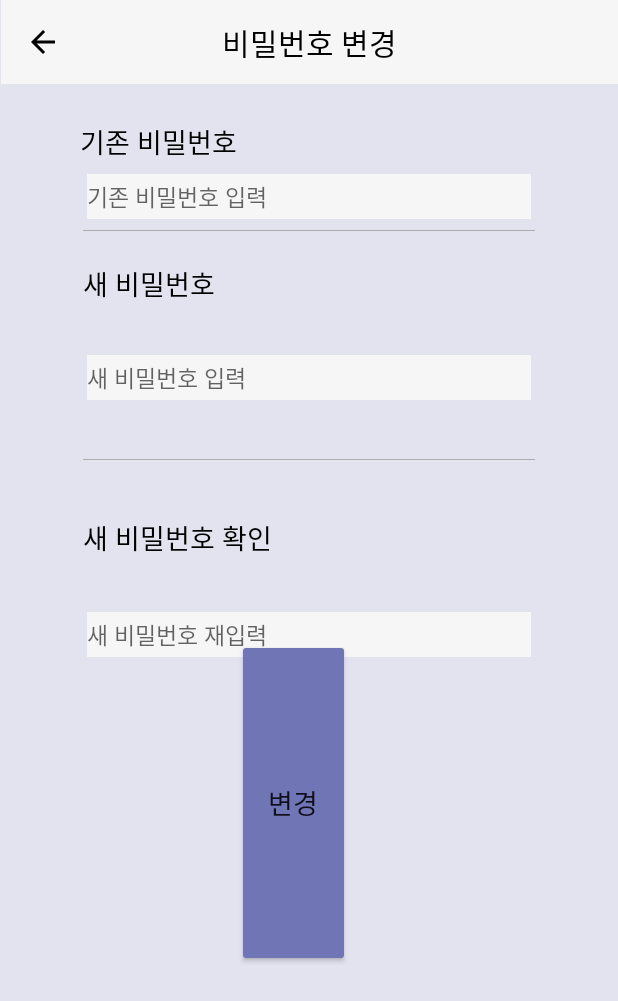
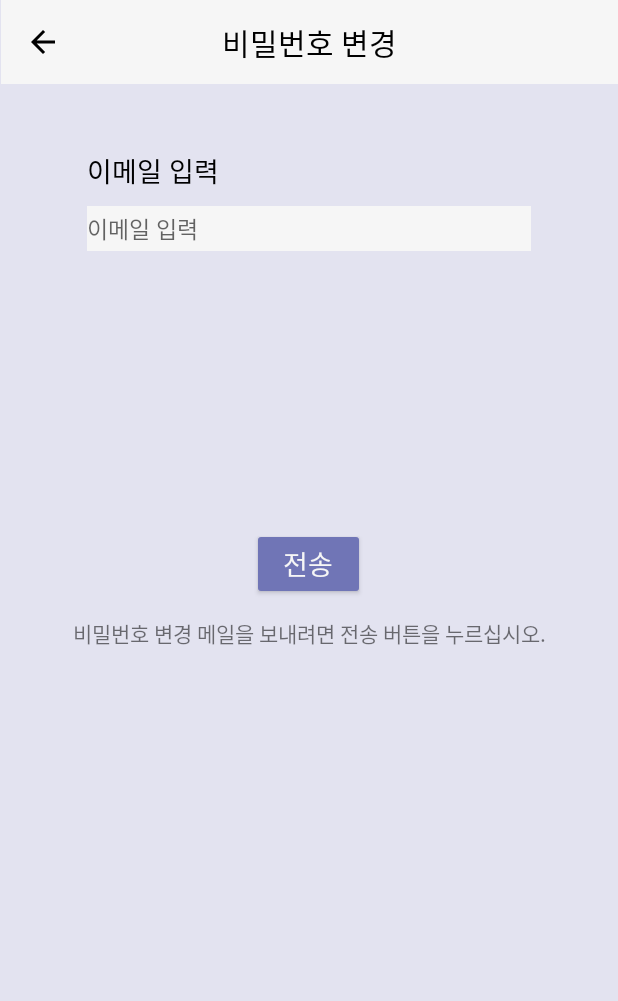
Before and after one commit to SujungMate/SujungMate-Android, an Android app: the PWChangeActivity screen opened directly, with no data from a screen before it, on a phone screen of 412 x 824 dp. Shown: the top 1001 px of the screen. Run offline under Robolectric (Android 15) with nearby library versions, the light colour scheme and no system bars.

Commit message:
수정 : 회원가입 세부 수정

```diff
--- a/app/src/main/java/com/example/sujungmate/SignUpActivity3.kt
+++ b/app/src/main/java/com/example/sujungmate/SignUpActivity3.kt
@@ -40,7 +40,7 @@ class SignUpActivity3 : AppCompatActivity() {
         ab.setDisplayShowTitleEnabled(false)
         ab.setDisplayHomeAsUpEnabled(true)
 
-        // EditText 입력 중 외부 터치 시 키보드 내리기 (닉네임)
+        // EditText 입력 중 외부 터치 시 키보드 내리기
         val outer_layout = findViewById<ConstraintLayout>(R.id.layout_signup3) // 레이아웃 가져오기
         outer_layout.setOnClickListener {
             hideKeyboard()
@@ -51,14 +51,14 @@ class SignUpActivity3 : AppCompatActivity() {
             val intent = Intent(Intent.ACTION_PICK)
             intent.type = "image/*"
             startActivityForResult(intent,0)
-
         }
-
 
         next_button_signup3.setOnClickListener{
             val nickname = nickname_edittext_signup3.text.toString()
             val major = major_spinner_signup3.selectedItem.toString()
             uploadImagetoFirebaseStorage(nickname, major)
+            val intent = Intent(this, SignUpActivity4::class.java)
+            startActivity(intent)
         }
 
         // 채연이 코드
@@ -158,7 +158,6 @@ class SignUpActivity3 : AppCompatActivity() {
         }
     }
 
-
     // Firebase에 실제로 저장 (이미지, 닉네임, 주전공)
     private fun saveUserToFirebaseDatabase(profileImageUrl: String){
         val uid = FirebaseAuth.getInstance().currentUser!!.uid ?: "" // default 체크
--- a/app/src/main/java/com/example/sujungmate/SignUpActivity4.kt
+++ b/app/src/main/java/com/example/sujungmate/SignUpActivity4.kt
@@ -118,7 +118,6 @@ class SignUpActivity4 : AppCompatActivity() {
                 val intent = Intent(this, MyPageActivity::class.java)
                 intent.flags = Intent.FLAG_ACTIVITY_CLEAR_TASK.or(Intent.FLAG_ACTIVITY_NEW_TASK)
                 startActivity(intent)
-
             }
     }
 
@@ -138,8 +137,10 @@ class SignUpActivity4 : AppCompatActivity() {
     //키보드 숨기기
     fun hideKeyboard() {
         val editText1 = findViewById<EditText>(R.id.lecture1_edittext_signup4)
+        val editText2 = findViewById<EditText>(R.id.statusmessage_edittext_signup4)
         val imm = getSystemService(Context.INPUT_METHOD_SERVICE) as InputMethodManager
         imm.hideSoftInputFromWindow(editText1.windowToken, 0)
+        imm.hideSoftInputFromWindow(editText2.windowToken, 0)
     }
 
     //스피너
--- a/app/src/main/res/layout/activity_info_modify.xml
+++ b/app/src/main/res/layout/activity_info_modify.xml
@@ -346,6 +346,12 @@
                 android:textColor="#000000"
                 android:textSize="18sp" />
 
+            <ImageView
+                android:id="@+id/profileImage_infoModify"
+                android:layout_width="match_parent"
+                android:layout_height="wrap_content"
+                tools:srcCompat="@tools:sample/avatars" />
+
             <View
                 android:id="@+id/subline6_infoModify"
                 android:layout_width="match_parent"
@@ -391,6 +397,7 @@
                 android:layout_marginBottom="30dp"
                 android:gravity="center"
                 android:text="수정"
+                android:textColor="#F6F6F6"
                 android:textSize="18sp"
                 app:backgroundTint="#7075B6" />
 
--- a/app/src/main/res/layout/activity_my_page.xml
+++ b/app/src/main/res/layout/activity_my_page.xml
@@ -55,12 +55,12 @@
         android:id="@+id/major_myPage"
         android:layout_width="wrap_content"
         android:layout_height="wrap_content"
+        android:layout_marginStart="5dp"
+        android:layout_marginLeft="5dp"
         android:layout_marginTop="68dp"
         android:text="컴퓨터공학과"
         android:textColor="#582F81"
         android:textSize="13dp"
-        app:layout_constraintEnd_toEndOf="parent"
-        app:layout_constraintHorizontal_bias="0.247"
         app:layout_constraintStart_toEndOf="@+id/nickname_myPage"
         app:layout_constraintTop_toTopOf="parent" />
 
@@ -68,12 +68,14 @@
         android:id="@+id/studentID_myPage"
         android:layout_width="wrap_content"
         android:layout_height="wrap_content"
+        android:layout_marginStart="5dp"
+        android:layout_marginLeft="5dp"
         android:text="21학번"
         android:textColor="#582F81"
         android:textSize="13dp"
         app:layout_constraintEnd_toEndOf="parent"
         app:layout_constraintHorizontal_bias="0.0"
-        app:layout_constraintStart_toStartOf="@+id/major_myPage"
+        app:layout_constraintStart_toEndOf="@+id/nickname_myPage"
         app:layout_constraintTop_toBottomOf="@+id/major_myPage" />
 
     <TextView
--- a/app/src/main/res/layout/activity_pwchange.xml
+++ b/app/src/main/res/layout/activity_pwchange.xml
@@ -30,155 +30,62 @@
         app:layout_constraintStart_toStartOf="parent"
         app:layout_constraintTop_toTopOf="parent" />
 
+    <EditText
+        android:id="@+id/email_pwchange"
+        android:layout_width="0dp"
+        android:layout_height="30dp"
+        android:layout_marginStart="58dp"
+        android:layout_marginLeft="58dp"
+        android:layout_marginTop="10dp"
+        android:layout_marginEnd="58dp"
+        android:layout_marginRight="58dp"
+        android:background="#F6F6F6"
+        android:ems="10"
+        android:hint="@string/prompt_totalEmail"
+        android:inputType="textPersonName"
+        android:textColor="#ADADAD"
+        android:textSize="15sp"
+        app:layout_constraintEnd_toEndOf="parent"
+        app:layout_constraintHorizontal_bias="1.0"
+        app:layout_constraintStart_toStartOf="parent"
+        app:layout_constraintTop_toBottomOf="@+id/text1_pwchange"
+        tools:ignore="TouchTargetSizeCheck,TextContrastCheck" />
+
     <TextView
         android:id="@+id/text1_pwchange"
         android:layout_width="wrap_content"
         android:layout_height="wrap_content"
-        android:layout_marginTop="73dp"
-        android:text="기존 비밀번호"
+        android:layout_marginTop="100dp"
+        android:text="이메일 입력"
         android:textColor="#000000"
         android:textSize="18sp"
-        app:layout_constraintBottom_toTopOf="@+id/oldPW_pwchange"
-        app:layout_constraintEnd_toStartOf="@+id/modify_pwchange"
-        app:layout_constraintHorizontal_bias="1.0"
-        app:layout_constraintStart_toStartOf="@+id/line_pwchange"
+        app:layout_constraintBottom_toTopOf="@+id/email_pwchange"
+        app:layout_constraintStart_toStartOf="@+id/email_pwchange"
         app:layout_constraintTop_toTopOf="parent" />
-
-    <View
-        android:id="@+id/line_pwchange"
-        android:layout_width="0dp"
-        android:layout_height="0.1dp"
-        android:layout_marginStart="55dp"
-        android:layout_marginLeft="55dp"
-        android:layout_marginTop="153dp"
-        android:layout_marginEnd="55dp"
-        android:layout_marginRight="55dp"
-        android:layout_marginBottom="272dp"
-        android:background="#ADADAD"
-        app:layout_constraintBottom_toTopOf="@+id/modify_pwchange"
-        app:layout_constraintEnd_toEndOf="parent"
-        app:layout_constraintHorizontal_bias="1.0"
-        app:layout_constraintStart_toStartOf="parent"
-        app:layout_constraintTop_toTopOf="parent" />
-
-    <EditText
-        android:id="@+id/oldPW_pwchange"
-        android:layout_width="0dp"
-        android:layout_height="30dp"
-        android:layout_marginStart="58dp"
-        android:layout_marginLeft="58dp"
-        android:layout_marginEnd="58dp"
-        android:layout_marginRight="58dp"
-        android:background="#F6F6F6"
-        android:ems="10"
-        android:hint="@string/prompt_oldPW"
-        android:inputType="textPersonName"
-        android:textColor="#ADADAD"
-        android:textSize="15sp"
-        app:layout_constraintBottom_toTopOf="@+id/line_pwchange"
-        app:layout_constraintEnd_toEndOf="parent"
-        app:layout_constraintHorizontal_bias="0.0"
-        app:layout_constraintStart_toStartOf="parent"
-        app:layout_constraintTop_toBottomOf="@+id/text1_pwchange"
-        tools:ignore="TouchTargetSizeCheck,TextContrastCheck" />
 
     <Button
         android:id="@+id/modify_pwchange"
         android:layout_width="75dp"
         android:layout_height="0dp"
-        android:layout_marginStart="158dp"
-        android:layout_marginLeft="158dp"
-        android:layout_marginBottom="179dp"
-        android:text="변경"
+        android:layout_marginStart="168dp"
+        android:layout_marginLeft="168dp"
+        android:layout_marginBottom="424dp"
+        android:text="전송"
+        android:textColor="#F6F6F6"
         android:textSize="18sp"
         app:backgroundTint="#7075B6"
         app:layout_constraintBottom_toBottomOf="parent"
-        app:layout_constraintStart_toStartOf="parent"
-        app:layout_constraintTop_toBottomOf="@+id/line_pwchange" />
-
-    <EditText
-        android:id="@+id/newPW_pwchange"
-        android:layout_width="0dp"
-        android:layout_height="30dp"
-        android:layout_marginStart="58dp"
-        android:layout_marginLeft="58dp"
-        android:layout_marginTop="5dp"
-        android:layout_marginEnd="58dp"
-        android:layout_marginRight="58dp"
-        android:layout_marginBottom="10dp"
-        android:background="#F6F6F6"
-        android:ems="10"
-        android:hint="@string/prompt_newPW"
-        android:inputType="textPersonName"
-        android:textColor="#ADADAD"
-        android:textSize="15sp"
-        app:layout_constraintBottom_toTopOf="@+id/line2_pwchange"
-        app:layout_constraintEnd_toEndOf="parent"
-        app:layout_constraintHorizontal_bias="0.0"
-        app:layout_constraintStart_toStartOf="parent"
-        app:layout_constraintTop_toBottomOf="@+id/text2_pwchange"
-        tools:ignore="TouchTargetSizeCheck,TextContrastCheck" />
-
-    <View
-        android:id="@+id/line2_pwchange"
-        android:layout_width="0dp"
-        android:layout_height="0.1dp"
-        android:layout_marginStart="55dp"
-        android:layout_marginLeft="55dp"
-        android:layout_marginEnd="55dp"
-        android:layout_marginRight="55dp"
-        android:layout_marginBottom="9dp"
-        android:background="#ADADAD"
-        app:layout_constraintBottom_toTopOf="@+id/text3_pwchange"
-        app:layout_constraintEnd_toEndOf="parent"
-        app:layout_constraintHorizontal_bias="0.0"
-        app:layout_constraintStart_toStartOf="parent"
-        app:layout_constraintTop_toBottomOf="@+id/newPW_pwchange" />
+        app:layout_constraintStart_toStartOf="parent" />
 
     <TextView
-        android:id="@+id/text3_pwchange"
+        android:id="@+id/notice_pwchange"
         android:layout_width="wrap_content"
         android:layout_height="wrap_content"
-        android:layout_marginBottom="7dp"
-        android:text="새 비밀번호 확인"
-        android:textColor="#000000"
-        android:textSize="18sp"
-        app:layout_constraintBottom_toTopOf="@+id/newPW2_pwchange"
-        app:layout_constraintStart_toStartOf="@+id/line2_pwchange"
-        app:layout_constraintTop_toBottomOf="@+id/line2_pwchange" />
-
-    <EditText
-        android:id="@+id/newPW2_pwchange"
-        android:layout_width="0dp"
-        android:layout_height="30dp"
-        android:layout_marginStart="58dp"
-        android:layout_marginLeft="58dp"
-        android:layout_marginEnd="58dp"
-        android:layout_marginRight="58dp"
-        android:layout_marginBottom="357dp"
-        android:background="#F6F6F6"
-        android:ems="10"
-        android:hint="@string/prompt_PWConfirm"
-        android:inputType="textPersonName"
-        android:textColor="#ADADAD"
-        android:textSize="15sp"
-        app:layout_constraintBottom_toBottomOf="parent"
+        android:layout_marginTop="11dp"
+        android:gravity="center"
+        android:text="비밀번호 변경 메일을 보내려면 전송 버튼을 누르십시오."
         app:layout_constraintEnd_toEndOf="parent"
-        app:layout_constraintHorizontal_bias="0.0"
         app:layout_constraintStart_toStartOf="parent"
-        app:layout_constraintTop_toBottomOf="@+id/text3_pwchange"
-        tools:ignore="TextContrastCheck,TouchTargetSizeCheck" />
-
-    <TextView
-        android:id="@+id/text2_pwchange"
-        android:layout_width="wrap_content"
-        android:layout_height="wrap_content"
-        android:text="새 비밀번호"
-        android:textColor="#000000"
-        android:textSize="18sp"
-        app:layout_constraintBottom_toTopOf="@id/line2_pwchange"
-        app:layout_constraintStart_toStartOf="@+id/line_pwchange"
-        app:layout_constraintTop_toBottomOf="@+id/line_pwchange"
-        app:layout_constraintVertical_bias="0.173" />
+        app:layout_constraintTop_toBottomOf="@+id/modify_pwchange" />
 
 </androidx.constraintlayout.widget.ConstraintLayout>
--- a/app/src/main/res/values/strings.xml
+++ b/app/src/main/res/values/strings.xml
@@ -62,7 +62,5 @@
     <string name="text_error_noMatch">검색 결과가 없습니다.</string>
     <string name="MAJORandSTUNUM">%1$s\n%2$s</string>
 
-    <string name="prompt_oldPW">기존 비밀번호 입력</string>
-    <string name="prompt_newPW">새 비밀번호 입력</string>
-    <string name="prompt_PWConfirm">새 비밀번호 재입력</string>
+    <string name="prompt_totalEmail">이메일 입력</string>
 </resources>
```
